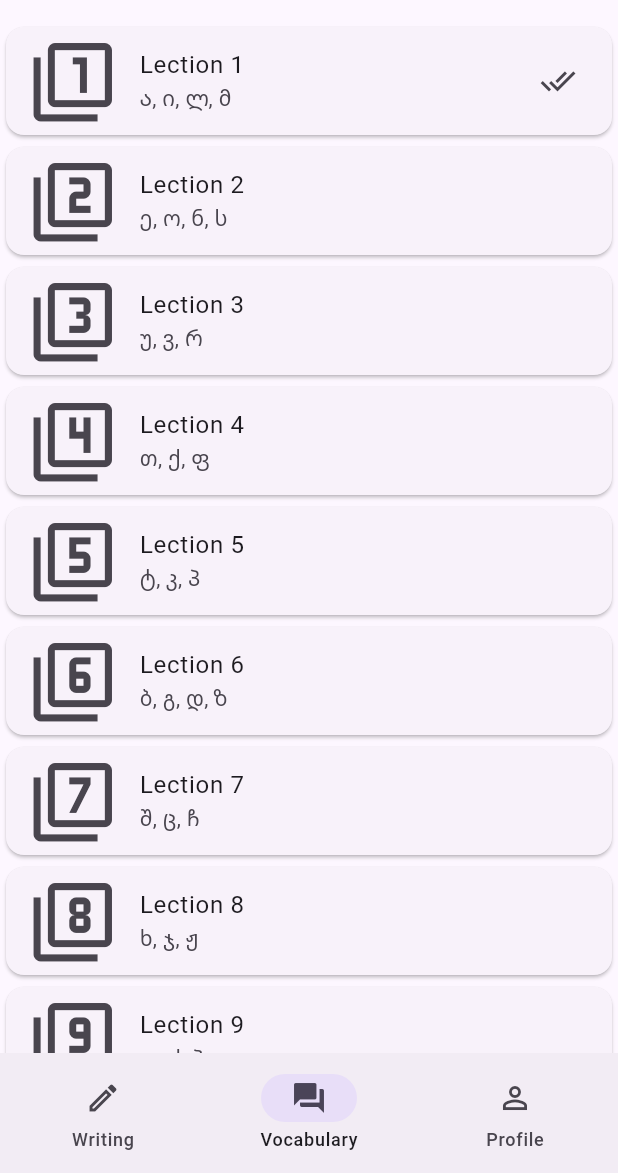
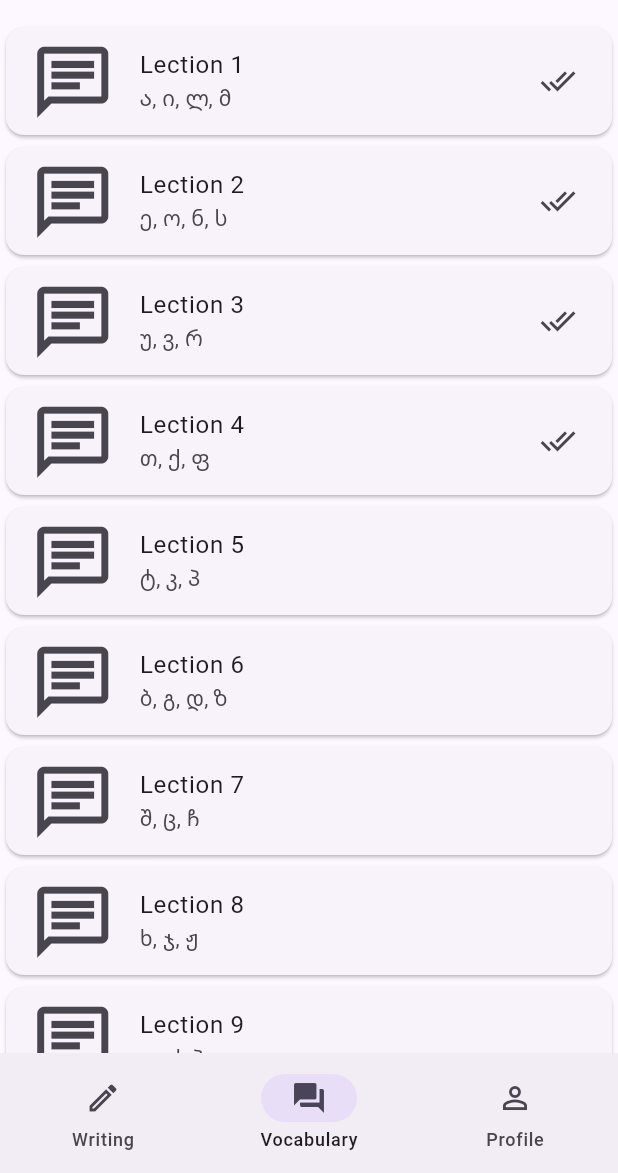
Before and after one commit to lukki15/learn-georgian, a Flutter app: the screen it shows after launch, item 2 of the bottom bar chosen, on a phone screen of 412 x 824 dp, the part 63-1236 px from its top. Run offline on Flutter 3.47's test engine with Material 2 defaults, Android fonts, the light colour scheme and no system bars.

Commit message:
switch between different main screens

```diff
--- a/lib/list.dart
+++ b/lib/list.dart
@@ -6,20 +6,33 @@ class _ListElement {
   const _ListElement(this.characters, this.icon);
 }
 
-final List<_ListElement> _elements = [
-  const _ListElement(['ა', 'ი', 'ლ', 'მ'], Icons.filter_1),
-  const _ListElement(['ე', 'ო', 'ნ', 'ს'], Icons.filter_2),
-  const _ListElement(['უ', 'ვ', 'რ'], Icons.filter_3),
-  const _ListElement(['თ', 'ქ', 'ფ'], Icons.filter_4),
-  const _ListElement(['ტ', 'კ', 'პ'], Icons.filter_5),
-  const _ListElement(['ბ', 'გ', 'დ', 'ზ'], Icons.filter_6),
-  const _ListElement(['შ', 'ც', 'ჩ'], Icons.filter_7),
-  const _ListElement(['ხ', 'ჯ', 'ჟ'], Icons.filter_8),
-  const _ListElement(['ღ', 'ძ', 'ჰ'], Icons.filter_9),
-  const _ListElement(['წ', 'ჭ', 'ყ'], Icons.filter_9_plus),
+final List<_ListElement> _writingElements = [
+  const _ListElement(['ა', 'ბ', 'გ', 'დ'], Icons.history_edu),
+  const _ListElement(['ე', 'ვ', 'ზ', 'თ'], Icons.history_edu),
+  const _ListElement(['ი', 'კ', 'ლ', 'მ'], Icons.history_edu),
+  const _ListElement(['ნ', 'ო', 'პ', 'ჟ'], Icons.history_edu),
+  const _ListElement(['რ', 'ს', 'ტ', 'უ'], Icons.history_edu),
+  const _ListElement(['ფ', 'ქ', 'ღ', 'ყ'], Icons.history_edu),
+  const _ListElement(['შ', 'ჩ', 'ც'], Icons.history_edu),
+  const _ListElement(['ძ', 'წ', 'ჭ'], Icons.history_edu),
+  const _ListElement(['ხ', 'ჯ', 'ჰ'], Icons.history_edu),
 ];
 
-final List<Card> _listElement = _elements
+final List<_ListElement> _vocabularyElements = [
+  const _ListElement(['ა', 'ი', 'ლ', 'მ'], Icons.chat_outlined),
+  const _ListElement(['ე', 'ო', 'ნ', 'ს'], Icons.chat_outlined),
+  const _ListElement(['უ', 'ვ', 'რ'], Icons.chat_outlined),
+  const _ListElement(['თ', 'ქ', 'ფ'], Icons.chat_outlined),
+  const _ListElement(['ტ', 'კ', 'პ'], Icons.chat_outlined),
+  const _ListElement(['ბ', 'გ', 'დ', 'ზ'], Icons.chat_outlined),
+  const _ListElement(['შ', 'ც', 'ჩ'], Icons.chat_outlined),
+  const _ListElement(['ხ', 'ჯ', 'ჟ'], Icons.chat_outlined),
+  const _ListElement(['ღ', 'ძ', 'ჰ'], Icons.chat_outlined),
+  const _ListElement(['წ', 'ჭ', 'ყ'], Icons.chat_outlined),
+];
+
+List<Card> _getListElement(List<_ListElement> elements) {
+  return elements
       .asMap()
       .entries
       .map((entry) => Card(
@@ -30,10 +43,11 @@ final List<Card> _listElement = _elements
               ),
               title: Text("Lection ${entry.key + 1}"),
               subtitle: Text(entry.value.characters.join(', ')),
-            trailing: entry.key == 0 ? const Icon(Icons.done_all) : null,
+              trailing: entry.key < 4 ? const Icon(Icons.done_all) : null,
             ),
           ))
       .toList();
+}
 
 class WritingListView extends StatelessWidget {
   const WritingListView({super.key});
@@ -41,7 +55,18 @@ class WritingListView extends StatelessWidget {
   @override
   Widget build(BuildContext context) {
     return ListView(
-      children: _listElement,
+      children: _getListElement(_writingElements),
     );
   }
 }
+
+class VocabularyListView extends StatelessWidget {
+  const VocabularyListView({super.key});
+
+  @override
+  Widget build(BuildContext context) {
+    return ListView(
+      children: _getListElement(_vocabularyElements),
+    );
+  }
+}
--- a/lib/main.dart
+++ b/lib/main.dart
@@ -87,6 +87,17 @@ class _MyAppState extends State<MyApp> {
     });
   }
 
+  Widget createScreenFor(int screenIndex) {
+    switch (screenIndex) {
+      case 0:
+        return const WritingListView();
+      case 1:
+        return const VocabularyListView();
+      default:
+        return Container();
+    }
+  }
+
   PreferredSizeWidget createAppBar() {
     return AppBar(
       title: const Text("learn Georgian"),
@@ -148,7 +159,7 @@ class _MyAppState extends State<MyApp> {
         if (constraints.maxWidth < narrowScreenWidthThreshold) {
           return Scaffold(
             appBar: createAppBar(),
-            body: const WritingListView(),
+            body: createScreenFor(screenIndex),
             bottomNavigationBar: NavigationBars(
               onSelectItem: handleScreenChanged,
               selectedIndex: screenIndex,
@@ -169,7 +180,7 @@ class _MyAppState extends State<MyApp> {
                           onSelectItem: handleScreenChanged,
                           selectedIndex: screenIndex)),
                   const VerticalDivider(thickness: 1, width: 1),
-                  // const WritingListView(),
+                  Expanded(child: createScreenFor(screenIndex)),
                 ],
               ),
             ),
```
Lines whose indentation alone changed are shown as unchanged.
